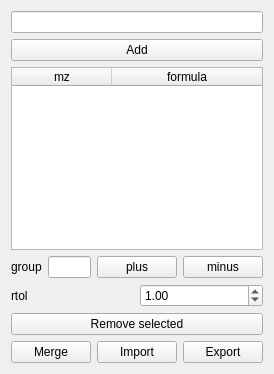
l460289052/Orbitool, file Orbitool/UI/MassList.ui: the form before one commit.
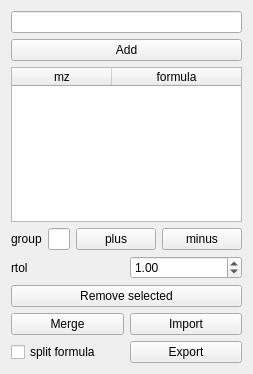
The form after the commit.

Commit message: split formula

The edit to the form file:
```diff
--- a/Orbitool/UI/MassList.ui
+++ b/Orbitool/UI/MassList.ui
@@ -6,7 +6,7 @@
    <rect>
     <x>0</x>
     <y>0</y>
-    <width>222</width>
+    <width>225</width>
     <height>374</height>
    </rect>
   </property>
@@ -183,6 +183,17 @@
        </property>
        <property name="text">
         <string>Import</string>
+       </property>
+      </widget>
+     </item>
+    </layout>
+   </item>
+   <item>
+    <layout class="QHBoxLayout" name="horizontalLayout_2">
+     <item>
+      <widget class="QCheckBox" name="splitFormulaCheckBox">
+       <property name="text">
+        <string>split formula</string>
        </property>
       </widget>
      </item>
```
The commit also changes 6 other files.
